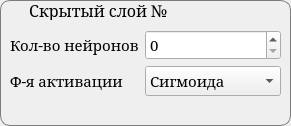
This is ui/hiddenlayerconfig.ui in EvilCommunist/Neuro-Simulator as Qt 5 draws it before an edit. The edited form follows.
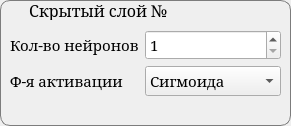
This is the edited form.

```diff
--- a/ui/hiddenlayerconfig.ui
+++ b/ui/hiddenlayerconfig.ui
@@ -19,7 +19,7 @@
   <property name="minimumSize">
    <size>
     <width>0</width>
-    <height>126</height>
+    <height>0</height>
    </size>
   </property>
   <property name="windowTitle">
@@ -124,6 +124,12 @@
         <pointsize>11</pointsize>
        </font>
       </property>
+      <property name="minimum">
+       <number>1</number>
+      </property>
+      <property name="maximum">
+       <number>1000</number>
+      </property>
      </widget>
     </item>
    </layout>
```
